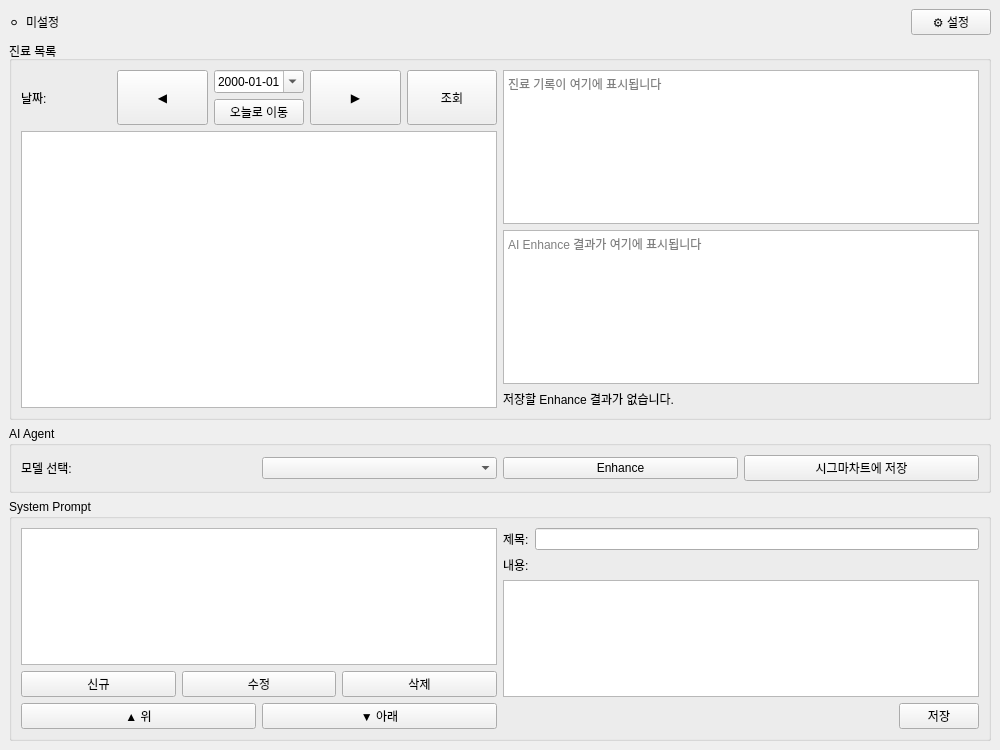
Above: src/ai_builder/ui/forms/main_window.ui from vincereway/Ai-Builder before the change. Below: the same form after it.
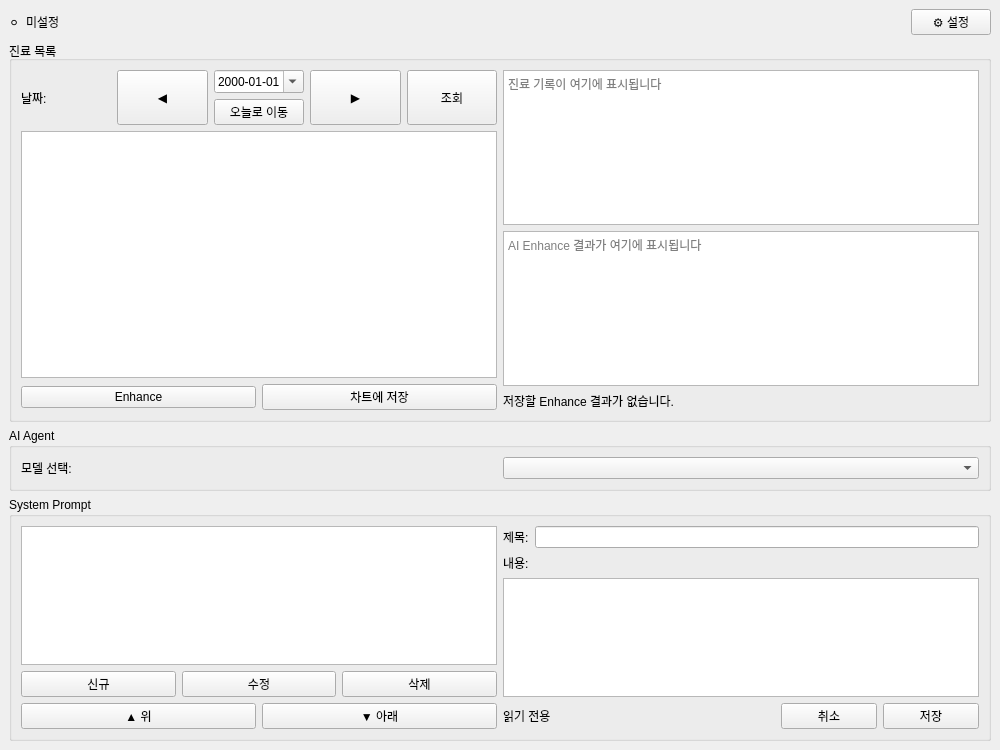
That is the form after the change.

What changed in the file:
```diff
--- a/src/ai_builder/ui/forms/main_window.ui
+++ b/src/ai_builder/ui/forms/main_window.ui
@@ -131,6 +131,24 @@
          <item>
           <widget class="QListWidget" name="list_encounters"/>
          </item>
+         <item>
+          <layout class="QHBoxLayout" name="horizontalLayout">
+           <item>
+            <widget class="QPushButton" name="btn_enhance">
+             <property name="text">
+              <string>Enhance</string>
+             </property>
+            </widget>
+           </item>
+           <item>
+            <widget class="QPushButton" name="btn_save_to_sigma">
+             <property name="text">
+              <string>차트에 저장</string>
+             </property>
+            </widget>
+           </item>
+          </layout>
+         </item>
         </layout>
        </item>
        <item>
@@ -152,13 +170,13 @@
            </property>
           </widget>
          </item>
-                 <item>
-                    <widget class="QLabel" name="lbl_enhanced_result_status">
-                     <property name="text">
-                        <string>저장할 Enhance 결과가 없습니다.</string>
-                     </property>
-                    </widget>
-                 </item>
+         <item>
+          <widget class="QLabel" name="lbl_enhanced_result_status">
+           <property name="text">
+            <string>저장할 Enhance 결과가 없습니다.</string>
+           </property>
+          </widget>
+         </item>
         </layout>
        </item>
       </layout>
@@ -180,20 +198,6 @@
        <item>
         <widget class="QComboBox" name="combo_ai_agent"/>
        </item>
-       <item>
-        <widget class="QPushButton" name="btn_enhance">
-         <property name="text">
-          <string>Enhance</string>
-         </property>
-        </widget>
-       </item>
-       <item>
-        <widget class="QPushButton" name="btn_save_to_sigma">
-         <property name="text">
-          <string>시그마차트에 저장</string>
-         </property>
-        </widget>
-       </item>
       </layout>
      </widget>
     </item>
@@ -281,6 +285,13 @@
          </item>
          <item>
           <layout class="QHBoxLayout">
+           <item>
+            <widget class="QLabel" name="lbl_sp_editor_status">
+             <property name="text">
+              <string>읽기 전용</string>
+             </property>
+            </widget>
+           </item>
            <item>
             <spacer>
              <property name="orientation">
@@ -294,8 +305,27 @@
              </property>
             </spacer>
            </item>
+           <item>
+            <widget class="QPushButton" name="btn_sp_cancel">
+             <property name="minimumSize">
+              <size>
+               <width>96</width>
+               <height>0</height>
+              </size>
+             </property>
+             <property name="text">
+              <string>취소</string>
+             </property>
+            </widget>
+           </item>
            <item>
             <widget class="QPushButton" name="btn_sp_save">
+             <property name="minimumSize">
+              <size>
+               <width>96</width>
+               <height>0</height>
+              </size>
+             </property>
              <property name="text">
               <string>저장</string>
              </property>
```
